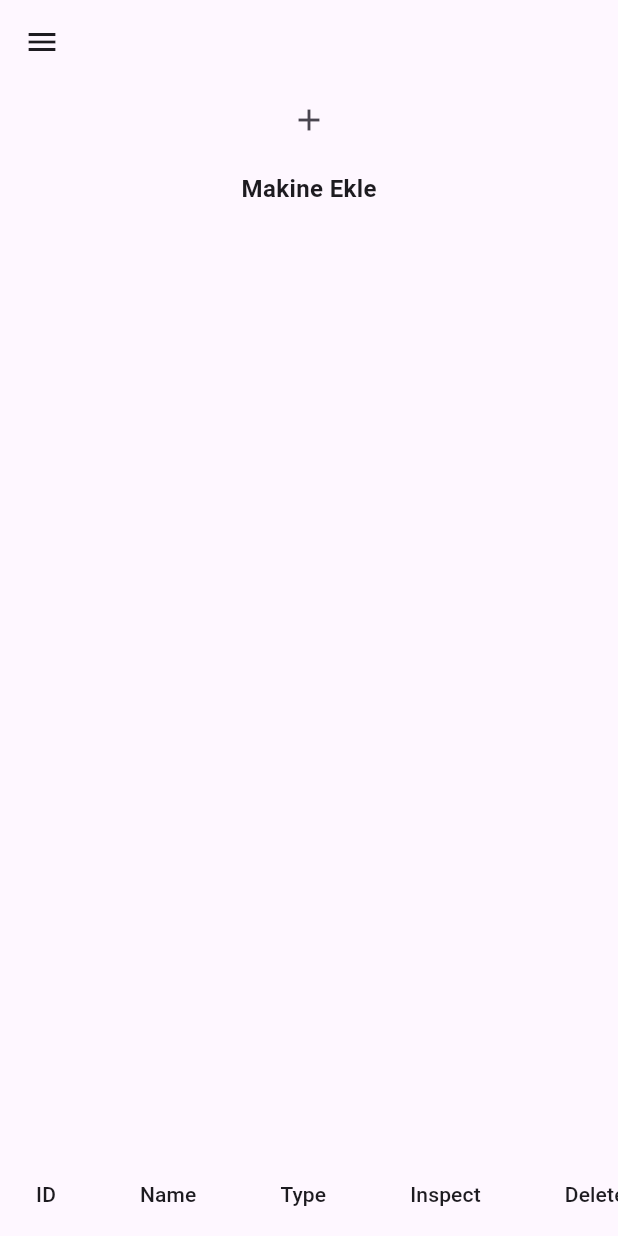
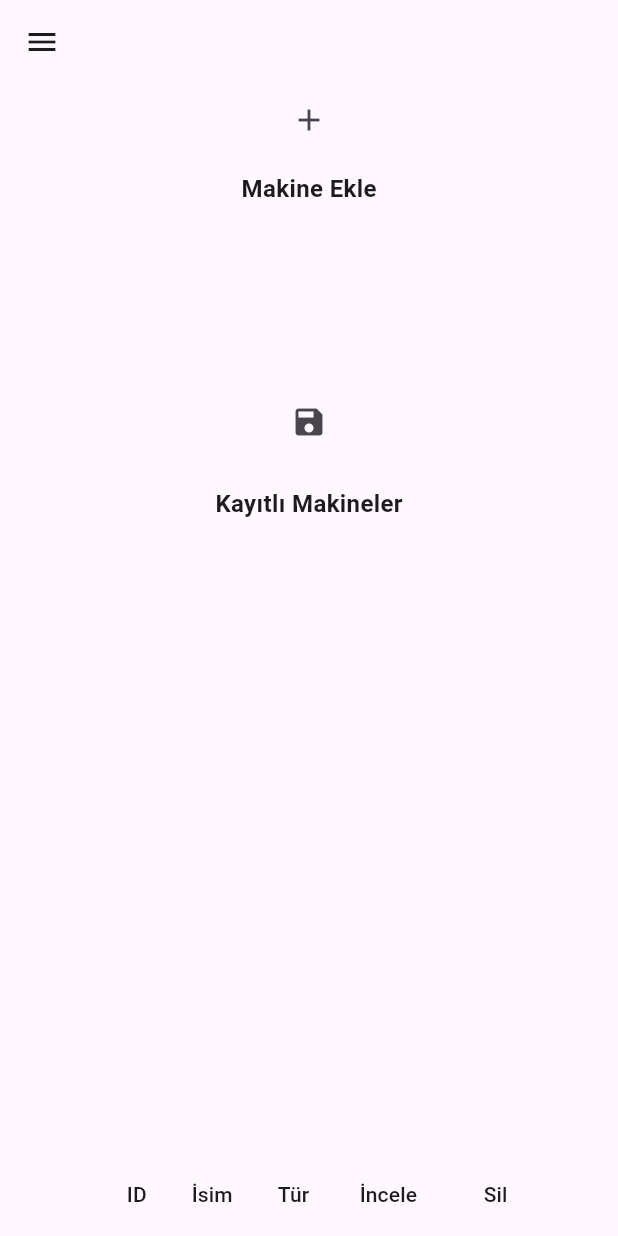
Before and after one commit to ardaaskinn01/Onder-Lift-Mobil, a Flutter app: the AnaSayfa screen opened by its route, on a phone screen of 412 x 824 dp. Run offline on Flutter 3.47's test engine with Material 3 defaults, Android fonts, the phone set to English and light mode, and no system bars; our stand-ins replace cloud_firestore, firebase_auth, firebase_core, sqflite; accounts and stored records are empty.

Commit message:
new changes

```diff
--- a/lib/main.dart
+++ b/lib/main.dart
@@ -11,6 +11,8 @@ import 'package:onderliftmobil/pages/hata.dart';
 import 'package:onderliftmobil/pages/belge.dart';
 import 'package:onderliftmobil/pages/profil.dart';
 import 'package:onderliftmobil/pages/ayarlar.dart';
+import 'package:onderliftmobil/pages/makineler.dart';
+import 'package:onderliftmobil/pages/incele.dart';
 
 void main() async{
   WidgetsFlutterBinding.ensureInitialized();
@@ -39,6 +41,8 @@ class MyApp extends StatelessWidget {
         '/belge': (context) => BelgeScreen(),
         '/profil': (context) => ProfilScreen(),
         '/ayar': (context) => AyarlarScreen(),
+        '/makineler': (context) => MakinelerScreen(),
+        '/incele': (context) => InceleScreen(),
       },
     );
   }
--- a/lib/pages/AnaSayfa.dart
+++ b/lib/pages/AnaSayfa.dart
@@ -88,7 +88,10 @@ class _CustomPopupState extends State<CustomPopup> {
                       .text) // Makine adını belge adı olarak kullan
                   .set({
                 'id': _machineIdController.text,
-                'tur': _selectedMachineType,
+                'name': _machineNameController.text,
+                'type': _selectedMachineType,
+                'createdAt': FieldValue
+                    .serverTimestamp(), // Belge eklenme zamanını temsil eden bir tarih-saat değeri ekleyin
               });
               // Pop-up'ı kapat
               Navigator.of(context).pop();
@@ -170,30 +173,35 @@ class _AnaSayfaState extends State<AnaSayfa> {
               children: [
                 Align(
                   alignment: Alignment.center,
+                  child: SingleChildScrollView(
+                    scrollDirection: Axis.horizontal,
                     child: Column(
                       mainAxisAlignment: MainAxisAlignment.end,
                       children: [
                         StreamBuilder(
                           stream: FirebaseFirestore.instance
                               .collection('Users')
-                            .doc(_username) // Kullanıcının oturum açmış olduğu kullanıcı adı
+                              .doc(_username)
                               .collection('Makineler')
+                              .orderBy("createdAt", descending: true)
+                              .limit(5)
                               .snapshots(),
                           builder: (context, snapshot) {
                             if (snapshot.connectionState == ConnectionState.waiting) {
-                            return CircularProgressIndicator(); // Veriler yüklenirken gösterilecek işaretçi
+                              return CircularProgressIndicator();
                             }
                             if (!snapshot.hasData) {
-                            return Text('Veri bulunamadı'); // Veri yoksa gösterilecek metin
+                              return Text('Veri bulunamadı');
                             }
                             var machines = snapshot.data?.docs;
                             return DataTable(
+                              columnSpacing: 30,
                               columns: [
-                              DataColumn(label: Text('ID')),
-                              DataColumn(label: Text('Name')),
-                              DataColumn(label: Text('Type')),
-                              DataColumn(label: Text('Inspect')),
-                              DataColumn(label: Text('Delete')),
+                                DataColumn(label: Text('   ID')),
+                                DataColumn(label: Text('İsim')),
+                                DataColumn(label: Text('Tür')),
+                                DataColumn(label: Text(' İncele')),
+                                DataColumn(label: Text('    Sil')),
                               ],
                               rows: machines!.map((machine) {
                                 return DataRow(cells: [
@@ -217,7 +225,7 @@ class _AnaSayfaState extends State<AnaSayfa> {
                                   ),
                                   DataCell(
                                     IconButton(
-                                    icon: Icon(Icons.visibility),
+                                      icon: Icon(Icons.visibility, color: Color(0xFF222F5A)),
                                       onPressed: () {
                                         // İnceleme işlemi
                                       },
@@ -225,9 +233,24 @@ class _AnaSayfaState extends State<AnaSayfa> {
                                   ),
                                   DataCell(
                                     IconButton(
-                                    icon: Icon(Icons.delete),
+                                      icon: Icon(Icons.delete, color: Color(0xFFBE1522)),
                                       onPressed: () {
-                                      // Silme işlemi
+                                        // Firestore'dan belgeyi silme
+                                        var machineIdToDelete = machine['id']; // Silinecek makinenin ID'si
+                                        FirebaseFirestore.instance
+                                            .collection('Users')
+                                            .doc(_username)
+                                            .collection('Makineler')
+                                            .where('id', isEqualTo: machineIdToDelete)
+                                            .get()
+                                            .then((querySnapshot) {
+                                          querySnapshot.docs.forEach((doc) {
+                                            doc.reference.delete();
+                                            print('Belge başarıyla silindi.');
+                                          });
+                                        }).catchError((error) {
+                                          print('Hata oluştu: $error');
+                                        });
                                       },
                                     ),
                                   ),
@@ -237,6 +260,7 @@ class _AnaSayfaState extends State<AnaSayfa> {
                           },
                         ),
                       ],
+                    ),
                   ),
                 ),
                 Align(
@@ -264,6 +288,29 @@ class _AnaSayfaState extends State<AnaSayfa> {
                         ),
                       ),
                     ],
+                  ),
+                ),
+                Align(
+                  alignment: Alignment(0, -0.44), // Y ekseninde 0.5 yerine 0 kullanıyoruz
+                  child: Stack(
+                    children: [
+                      IconButton(
+                        icon: Icon(Icons.save),
+                        onPressed: () {
+                          Navigator.pushNamed(context, "/makineler"); // Özelleştirilmiş pop-up gösterilsin
+                        },
+                      ),
+                    ],
+                  ),
+                ),
+                Align(
+                  alignment: Alignment(0, -0.28),
+                  child: Text(
+                    'Kayıtlı Makineler',
+                    style: TextStyle(
+                      fontSize: 16,
+                      fontWeight: FontWeight.bold,
+                    ),
                   ),
                 ),
               ],
@@ -314,15 +361,14 @@ class _AnaSayfaState extends State<AnaSayfa> {
                     Text(
                       'Profil',
                       style: TextStyle(
-                        color: Color(0xFF222F5A), // Yazı rengi mavi
-                        fontSize: 18, // Yazı boyutu 16
-                        fontFamily: 'Roboto', // Yazı fontu Roboto
-                        fontWeight: FontWeight.w400, // Yazı kalınlığı normal
+                        color: Colors.black, // Yazı rengi mavi
+                        fontSize: 16, // Yazı boyutu 16
+                        fontFamily: 'Roboto',
+                        fontWeight: FontWeight.w300, // Yazı kalınlığı normal
                       ),
                     ),
                     Icon(Icons.arrow_forward_ios,
-                        color: Color(0xFFBE1522),
-                        size: 18), // Sağa yaslanmış ok
+                        color: Colors.black, size: 14), // Sağa yaslanmış ok
                   ],
                 ),
                 onTap: () {
@@ -338,15 +384,14 @@ class _AnaSayfaState extends State<AnaSayfa> {
                     Text(
                       'Bakım Geçmişi',
                       style: TextStyle(
-                        color: Color(0xFF222F5A), // Yazı rengi mavi
-                        fontSize: 18, // Yazı boyutu 16
+                        color: Colors.black, // Yazı rengi mavi
+                        fontSize: 16, // Yazı boyutu 16
                         fontFamily: 'Roboto', // Yazı fontu Roboto
-                        fontWeight: FontWeight.w400, // Yazı kalınlığı kalın
+                        fontWeight: FontWeight.w300, // Yazı kalınlığı kalın
                       ),
                     ),
                     Icon(Icons.arrow_forward_ios,
-                        color: Color(0xFFBE1522),
-                        size: 18), // Sağa yaslanmış ok
+                        color: Colors.black, size: 14), // Sağa yaslanmış ok
                   ],
                 ),
                 onTap: () {
@@ -362,15 +407,14 @@ class _AnaSayfaState extends State<AnaSayfa> {
                     Text(
                       'Hata Kayıtları',
                       style: TextStyle(
-                        color: Color(0xFF222F5A), // Yazı rengi mavi
-                        fontSize: 18, // Yazı boyutu 16
+                        color: Colors.black, // Yazı rengi mavi
+                        fontSize: 16, // Yazı boyutu 16
                         fontFamily: 'Roboto', // Yazı fontu Roboto
-                        fontWeight: FontWeight.w400, // Yazı kalınlığı kalın
+                        fontWeight: FontWeight.w300, // Yazı kalınlığı kalın
                       ),
                     ),
                     Icon(Icons.arrow_forward_ios,
-                        color: Color(0xFFBE1522),
-                        size: 18), // Sağa yaslanmış ok
+                        color: Colors.black, size: 14), // Sağa yaslanmış ok
                   ],
                 ),
                 onTap: () {
@@ -386,15 +430,14 @@ class _AnaSayfaState extends State<AnaSayfa> {
                     Text(
                       'Belgeler',
                       style: TextStyle(
-                        color: Color(0xFF222F5A), // Yazı rengi mavi
-                        fontSize: 18, // Yazı boyutu 16
+                        color: Colors.black, // Yazı rengi mavi
+                        fontSize: 16, // Yazı boyutu 16
                         fontFamily: 'Roboto', // Yazı fontu Roboto
-                        fontWeight: FontWeight.w400, // Yazı kalınlığı kalın
+                        fontWeight: FontWeight.w300, // Yazı kalınlığı kalın
                       ),
                     ),
                     Icon(Icons.arrow_forward_ios,
-                        color: Color(0xFFBE1522),
-                        size: 18), // Sağa yaslanmış ok
+                        color: Colors.black, size: 14), // Sağa yaslanmış ok
                   ],
                 ),
                 onTap: () {
@@ -410,15 +453,14 @@ class _AnaSayfaState extends State<AnaSayfa> {
                     Text(
                       'Ayarlar',
                       style: TextStyle(
-                        color: Color(0xFF222F5A), // Yazı rengi mavi
-                        fontSize: 18, // Yazı boyutu 16
+                        color: Colors.black, // Yazı rengi mavi
+                        fontSize: 16, // Yazı boyutu 16
                         fontFamily: 'Roboto', // Yazı fontu Roboto
-                        fontWeight: FontWeight.w400, // Yazı kalınlığı kalın
+                        fontWeight: FontWeight.w300, // Yazı kalınlığı kalın
                       ),
                     ),
                     Icon(Icons.arrow_forward_ios,
-                        color: Color(0xFFBE1522),
-                        size: 18), // Sağa yaslanmış ok
+                        color: Colors.black, size: 14), // Sağa yaslanmış ok
                   ],
                 ),
                 onTap: () {
@@ -435,9 +477,9 @@ class _AnaSayfaState extends State<AnaSayfa> {
                       'Çıkış Yap',
                       style: TextStyle(
                         color: Color(0xFFBE1522), // Yazı rengi mavi
-                        fontSize: 18, // Yazı boyutu 16
+                        fontSize: 16, // Yazı boyutu 16
                         fontFamily: 'Roboto', // Yazı fontu Roboto
-                        fontWeight: FontWeight.w400, // Yazı kalınlığı kalın
+                        fontWeight: FontWeight.w300, // Yazı kalınlığı kalın
                       ),
                     ), // Sağa yaslanmış ok
                   ],
```
Also changed, not shown: lib/pages/incele.dart (added, +16 -0 lines), lib/pages/makineler.dart (added, +142 -0 lines). Lines whose indentation alone changed are shown as unchanged.
